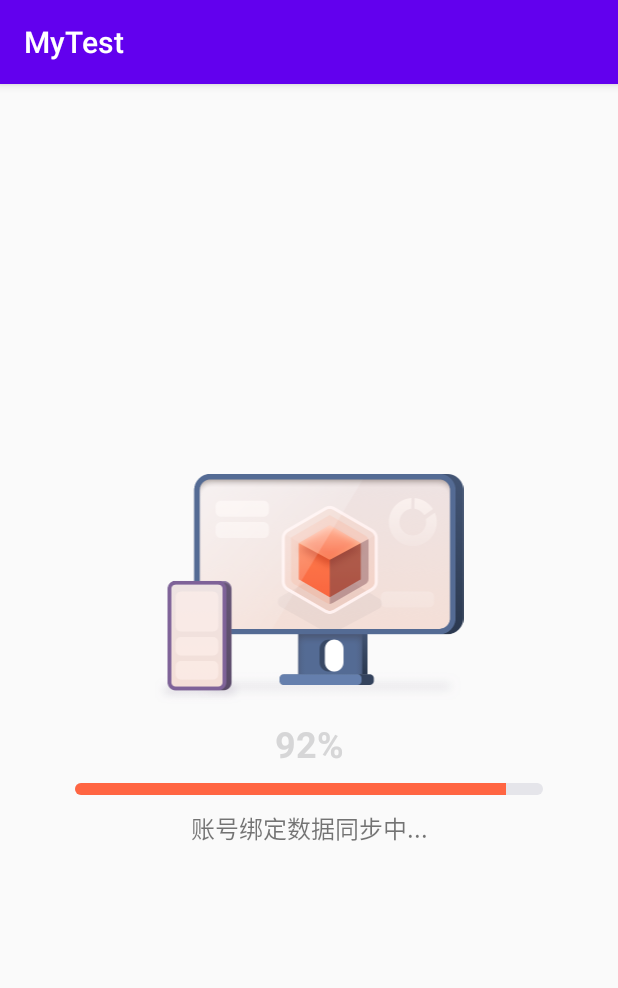
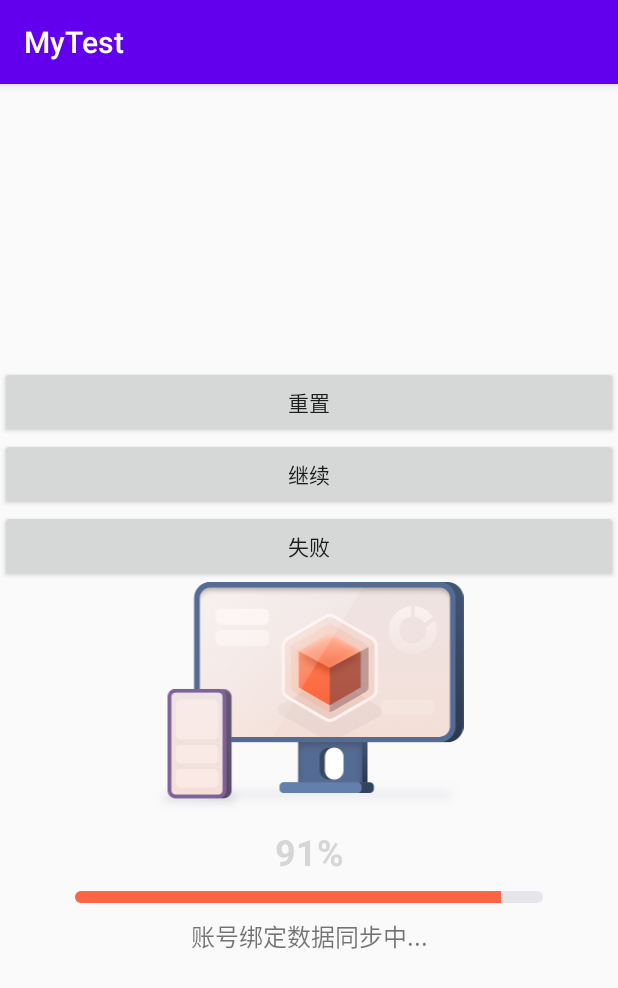
Before and after one commit to nightPPP/MyTest, an Android app: the screen it shows after launch (ProgressActivity), on a phone screen of 412 x 824 dp. Shown: the top 988 px of the screen. Run offline under Robolectric (Android 15) with nearby library versions, the phone set to English and light mode, and no system bars.

Commit message:
progressbar进度条优化

```diff
--- a/app/src/main/AndroidManifest.xml
+++ b/app/src/main/AndroidManifest.xml
@@ -3,6 +3,7 @@
     package="com.example.mytest">
 
     <uses-permission android:name="android.permission.ACCESS_NETWORK_STATE" />
+    <uses-permission android:name="android.permission.INTERNET"/>
 
     <application
         android:name=".MyApplication"
--- a/app/src/main/java/com/example/mytest/progressbar/ProgressActivity.java
+++ b/app/src/main/java/com/example/mytest/progressbar/ProgressActivity.java
@@ -1,9 +1,12 @@
 package com.example.mytest.progressbar;
 
+import android.content.Intent;
 import android.os.Bundle;
 import android.os.Handler;
+import android.widget.Button;
 import android.widget.ProgressBar;
 import android.widget.TextView;
+import android.widget.Toast;
 
 import androidx.annotation.Nullable;
 import androidx.appcompat.app.AppCompatActivity;
@@ -17,16 +20,25 @@ import com.example.mytest.R;
 public class ProgressActivity extends AppCompatActivity {
 
     private ProgressBar bar;
+    private Button restart;
+    private Button next;
+    private Button failed;
     private Handler mhandler = new Handler();
     int pro = 0;
     int delayTime = 20;
     private TextView tvProgress;
+    private TextView tvShowSynStatus;
     private int END_VALUE = 95;
     private int SECOND_VALUE = 50;
 
     private Runnable mCounter = new Runnable() {
         @Override
         public void run() {
+            updateProgress(this);
+        }
+    };
+
+    private void updateProgress(Runnable runnable) {
         if (pro <= SECOND_VALUE){
             delayTime = 20;
             pro += 1;
@@ -34,26 +46,57 @@ public class ProgressActivity extends AppCompatActivity {
             if (pro != END_VALUE) {
                 delayTime = 200;
                 pro += 1;
+            } else {
+                mhandler.removeCallbacks(mCounter);
             }
         }
 
         bar.setProgress(pro);
         tvProgress.setText(pro + "%");
-            mhandler.postDelayed(this, delayTime);
-            if (pro == END_VALUE) {
+        mhandler.postDelayed(runnable, delayTime);
+
+        if (100 == pro){
             mhandler.removeCallbacks(mCounter);
+            Toast.makeText(ProgressActivity.this, "成功", Toast.LENGTH_SHORT).show();
         }
-
     }
-    };
 
     @Override
     protected void onCreate(@Nullable Bundle savedInstanceState) {
         super.onCreate(savedInstanceState);
         setContentView(R.layout.activity_progress_bar);
 
+        restart = (Button) findViewById(R.id.btn_restart);
+        next = (Button) findViewById(R.id.btn_next);
+        failed = (Button) findViewById(R.id.btn_failed);
         tvProgress = (TextView) findViewById(R.id.tv_progress);
+        tvShowSynStatus = (TextView) findViewById(R.id.tv_show_syn);
         bar = (ProgressBar) findViewById(R.id.progress_bar);
+
+        restart.setOnClickListener(v -> {
+            mhandler.removeCallbacks(mCounter);
+            pro = 0;
+            bar.setProgressDrawable(getDrawable(R.drawable.login_compass_progress_bg));
+            tvShowSynStatus.setText("账号绑定数据同步中...");
+            mhandler.post(mCounter);
+        });
+        next.setOnClickListener(v -> {
+            mhandler.removeCallbacks(mCounter);
+            if (pro < 100){
+                pro+=1;
+            } else {
+                pro = 0;
+            }
+            bar.setProgressDrawable(getDrawable(R.drawable.login_compass_progress_bg));
+            tvShowSynStatus.setText("账号绑定数据同步中...");
+            mhandler.post(mCounter);
+        });
+        failed.setOnClickListener(v -> {
+            bar.setProgressDrawable(getDrawable(R.drawable.login_compass_progress_failed_bg));
+            tvShowSynStatus.setText("数据同步失败");
+            mhandler.removeCallbacks(mCounter);
+            Toast.makeText(ProgressActivity.this, "网络原因绑定数据同步失败", Toast.LENGTH_SHORT).show();
+        });
 
         mhandler.post(mCounter);
 
--- a/app/src/main/java/com/example/mytest/recycleview/RcyViewActivity.java
+++ b/app/src/main/java/com/example/mytest/recycleview/RcyViewActivity.java
@@ -40,6 +40,5 @@ public class RcyViewActivity extends AppCompatActivity {
         recyclerView.setLayoutManager(layoutManager);
         recyclerView.setAdapter(adapter);
 
-
     }
 }
--- /dev/null
+++ b/app/src/main/res/drawable/login_compass_progress_failed_bg.xml
@@ -0,0 +1,37 @@
+<?xml version="1.0" encoding="utf-8"?>
+
+<layer-list xmlns:android="http://schemas.android.com/apk/res/android">
+
+    <!-- 设置背景色（黑色） -->
+
+    <item android:id="@android:id/background">
+
+        <shape>
+
+            <corners android:radius="4dp"></corners>
+            <solid android:color="@color/colorgray"></solid>
+
+        </shape>
+
+    </item>
+
+    设置进度条颜色（白色）
+
+    <item android:id="@android:id/progress">
+
+        <clip>
+            <shape>
+
+                <gradient
+                    android:angle="45"
+                    android:endColor="@color/login_normal"
+                    android:startColor="@color/login_normal"></gradient>
+                <corners android:radius="4dp"></corners>
+
+            </shape>
+
+        </clip>
+
+    </item>
+
+</layer-list>
--- a/app/src/main/res/layout/activity_progress_bar.xml
+++ b/app/src/main/res/layout/activity_progress_bar.xml
@@ -8,6 +8,22 @@
         android:layout_width="match_parent"
         android:layout_height="0dp"
         android:layout_weight="1" />
+
+    <Button
+        android:id="@+id/btn_restart"
+        android:layout_width="match_parent"
+        android:layout_height="wrap_content"
+        android:text="重置"/>
+    <Button
+        android:id="@+id/btn_next"
+        android:layout_width="match_parent"
+        android:layout_height="wrap_content"
+        android:text="继续"/>
+    <Button
+        android:id="@+id/btn_failed"
+        android:layout_width="match_parent"
+        android:layout_height="wrap_content"
+        android:text="失败"/>
 
     <LinearLayout
         android:layout_width="match_parent"
--- a/app/src/main/res/values/colors.xml
+++ b/app/src/main/res/values/colors.xml
@@ -11,4 +11,5 @@
     <color name="main_bg">#F3F3F3</color>
     <color name="mc_txt_gray_bg">#a6a6a6</color>
     <color name="ripple_color">#19333333</color>
+    <color name="login_normal">#A9A9AB</color>
 </resources>
```
Also changed, not shown: app/build.gradle (+7 -0 lines), app/src/main/java/com/example/mytest/design/SimpleFactoryActivity.java (added, +31 -0 lines), app/src/main/java/com/example/mytest/design/simplefactory/InterSimpleView.java (added, +15 -0 lines), app/src/main/java/com/example/mytest/design/simplefactory/SimpleA.java (added, +18 -0 lines), app/src/main/java/com/example/mytest/design/simplefactory/SimpleB.java (added, +18 -0 lines), app/src/main/java/com/example/mytest/design/simplefactory/SimpleFactory.java (added, +18 -0 lines), app/src/main/java/com/example/mytest/okhttp/OkHttpActivity.java (added, +62 -0 lines), app/src/main/res/layout/activity_okhttp.xml (added, +48 -0 lines), app/src/main/res/layout/activity_simple_fac.xml (added, +23 -0 lines). Lines whose indentation alone changed are shown as unchanged.
